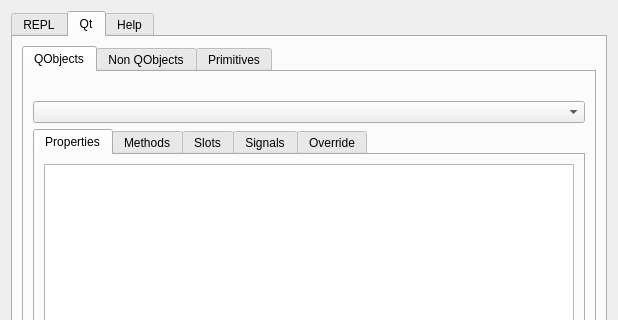
Qt form gui/gui.ui (GitoriousLispBackup/eql) before a commit; both pictures show x 0 to 618 and y 0 to 320 of the 618 by 565 pixel window.
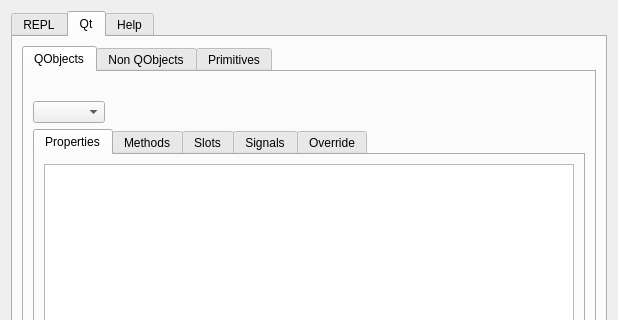
The same form after that commit. The open tabs and pages were chosen to show the change.

Diff of the .ui file:
```diff
--- a/gui/gui.ui
+++ b/gui/gui.ui
@@ -78,7 +78,7 @@
           <attribute name="title">
            <string>QObjects</string>
           </attribute>
-          <layout class="QVBoxLayout">
+          <layout class="QVBoxLayout" name="verticalLayout">
            <item>
             <widget class="QLabel" name="q_super_classes">
              <property name="text">
@@ -87,14 +87,31 @@
             </widget>
            </item>
            <item>
+            <layout class="QHBoxLayout" name="horizontalLayout">
+             <item>
             <widget class="QComboBox" name="q_names">
              <property name="sizePolicy">
-              <sizepolicy hsizetype="Expanding" vsizetype="Fixed">
+                <sizepolicy hsizetype="Minimum" vsizetype="Fixed">
                <horstretch>0</horstretch>
                <verstretch>0</verstretch>
               </sizepolicy>
              </property>
             </widget>
+             </item>
+             <item>
+              <spacer name="horizontalSpacer">
+               <property name="orientation">
+                <enum>Qt::Horizontal</enum>
+               </property>
+               <property name="sizeHint" stdset="0">
+                <size>
+                 <width>40</width>
+                 <height>20</height>
+                </size>
+               </property>
+              </spacer>
+             </item>
+            </layout>
            </item>
            <item>
             <widget class="QTabWidget" name="tabWidget">
```
Left out of the diff: 21 changed lines with no effect on the pictures. Lines whose indentation alone changed are shown as unchanged.
